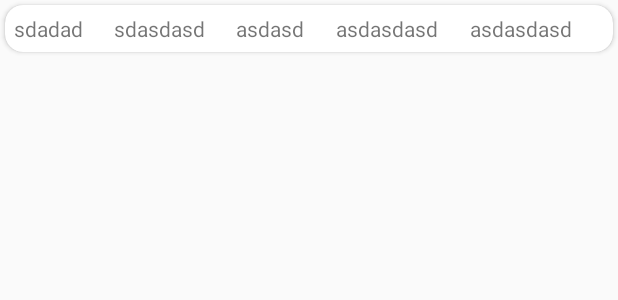
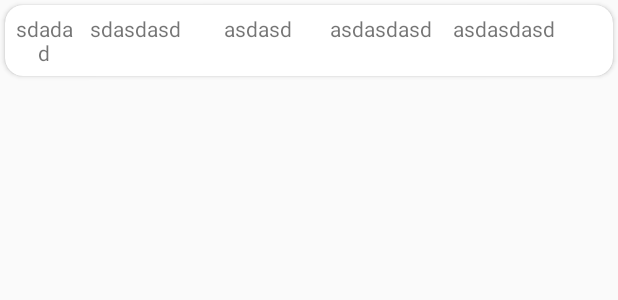
Before and after one commit to gianxenon/idontunderstand, an Android app: the layout loan_proc_list.xml on its own in the app's theme, with its tools: preview values and no code run, on a phone screen of 412 x 824 dp. Shown: the top 300 px of the screen. Run offline under Robolectric (Android 15) with nearby library versions, the phone set to English and light mode, and no system bars; network calls fail.

Commit message:
proceed to  main process (frag_cred_loan_trans_procs.xml)

```diff
--- a/lmtapp/app/src/main/res/layout/fragment_frag__cred_loan_trans_procs.xml
+++ b/lmtapp/app/src/main/res/layout/fragment_frag__cred_loan_trans_procs.xml
@@ -186,7 +186,7 @@
 
             <TextView
                 android:id="@+id/titleRow_1"
-                android:layout_width="wrap_content"
+                android:layout_width="40dp"
                 android:layout_height="wrap_content"
                 android:layout_weight="1"
                 android:gravity="center_horizontal"
--- a/lmtapp/app/src/main/res/layout/loan_proc_list.xml
+++ b/lmtapp/app/src/main/res/layout/loan_proc_list.xml
@@ -19,38 +19,42 @@
     android:orientation="horizontal">
         <TextView
             android:id="@+id/txt_row1"
-            android:layout_width="wrap_content"
+            android:layout_width="40dp"
             android:layout_height="wrap_content"
-            android:layout_weight="1"
-
+            android:textAlignment="center"
+            android:layout_gravity="center_horizontal"
             android:text="@string/txt_row1" />
 
         <TextView
             android:id="@+id/txt_row2"
-            android:layout_width="wrap_content"
+            android:layout_width="82dp"
             android:layout_height="wrap_content"
-            android:layout_weight="1"
-            android:text="@string/txt_row2" />
+            android:text="@string/txt_row2"
+            android:textAlignment="center"
+            android:layout_gravity="center_horizontal" />
 
         <TextView
             android:id="@+id/txt_row3"
-            android:layout_width="wrap_content"
+            android:layout_width="82dp"
             android:layout_height="wrap_content"
-            android:layout_weight="1"
+            android:textAlignment="center"
+            android:layout_gravity="center_horizontal"
             android:text="@string/txt_row3" />
 
         <TextView
             android:id="@+id/txt_row4"
-            android:layout_width="wrap_content"
+            android:layout_width="82dp"
             android:layout_height="wrap_content"
-            android:layout_weight="1"
+            android:textAlignment="center"
+            android:layout_gravity="center_horizontal"
             android:text="@string/txt_row4" />
 
     <TextView
         android:id="@+id/txt_row5"
-        android:layout_width="wrap_content"
+        android:layout_width="82dp"
         android:layout_height="wrap_content"
-        android:layout_weight="1"
+        android:textAlignment="center"
+        android:layout_gravity="center_horizontal"
         android:text="@string/txt_row5" />
 </LinearLayout>
     </androidx.cardview.widget.CardView>
```
Also changed, not shown: lmtapp/app/src/main/AndroidManifest.xml (+6 -4 lines), lmtapp/app/src/main/java/com/example/lmtapp/frag_CredLoan_transProcs.java (+25 -14 lines).
